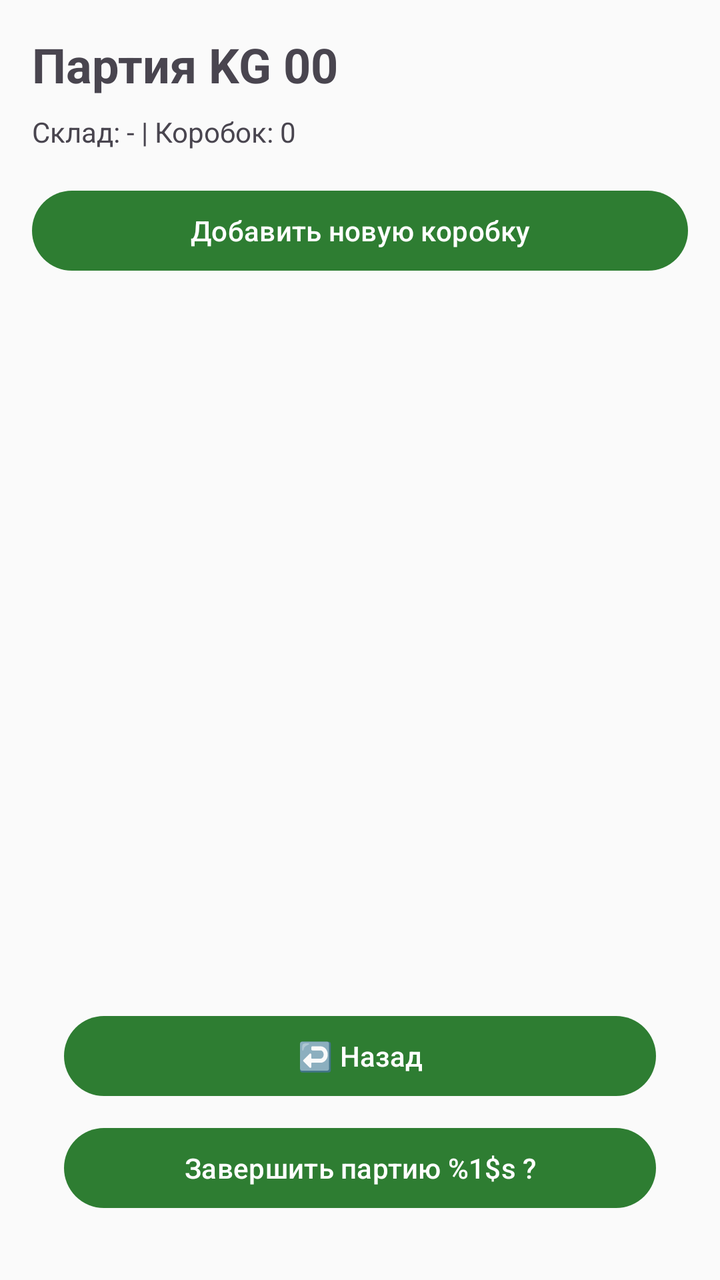
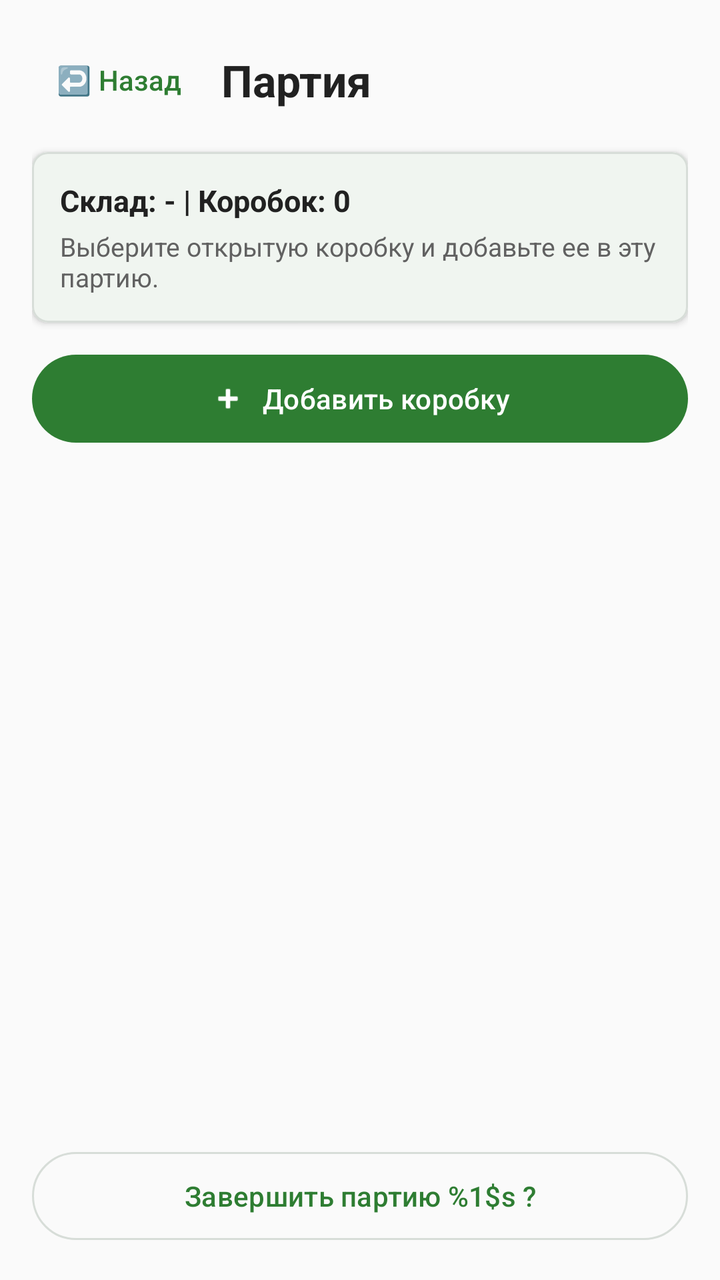

Before-and-after screenshots of an Android layout around one commit, followed by the original layout XML and the change that was made.
<!-- AndroidManifest.xml: application theme Theme.FastScan -->
<!-- res/layout/fragment_party_detail.xml -->
<androidx.constraintlayout.widget.ConstraintLayout
    xmlns:android="http://schemas.android.com/apk/res/android"
    xmlns:app="http://schemas.android.com/apk/res-auto"
    android:layout_width="match_parent"
    android:layout_height="match_parent"
    android:padding="16dp">
    <TextView
        android:id="@+id/tvTitle"
        android:layout_width="wrap_content"
        android:layout_height="wrap_content"
        android:text="Партия KG 00"
        android:textSize="24sp"
        android:textStyle="bold"
        app:layout_constraintTop_toTopOf="parent"
        app:layout_constraintStart_toStartOf="parent" />
    <TextView
        android:id="@+id/tvInfo"
        android:layout_width="wrap_content"
        android:layout_height="wrap_content"
        android:text="@string/party_detail_info_placeholder"
        android:layout_marginTop="8dp"
        app:layout_constraintTop_toBottomOf="@id/tvTitle"
        app:layout_constraintStart_toStartOf="parent" />
    <Button
        android:id="@+id/btnAddBox"
        android:layout_width="0dp"
        android:layout_height="wrap_content"
        android:text="@string/add_new_box"
        app:layout_constraintTop_toBottomOf="@id/tvInfo"
        app:layout_constraintStart_toStartOf="parent"
        app:layout_constraintEnd_toEndOf="parent"
        android:layout_marginTop="16dp" />
    <androidx.recyclerview.widget.RecyclerView
        android:id="@+id/rvBoxes"
        android:layout_width="0dp"
        android:layout_height="0dp"
        app:layout_constraintTop_toBottomOf="@id/btnAddBox"
        app:layout_constraintBottom_toTopOf="@id/btnFinishParty"
        app:layout_constraintStart_toStartOf="parent"
        app:layout_constraintEnd_toEndOf="parent"
        android:layout_marginTop="16dp" />

    <Button
        android:id="@+id/btnFinishParty"
        android:layout_width="0dp"
        android:layout_height="wrap_content"
        android:text="@string/finish_part_property"
        android:layout_marginBottom="16dp"
        android:layout_marginHorizontal="16dp"
        app:layout_constraintBottom_toBottomOf="parent"
        app:layout_constraintStart_toStartOf="parent"
        app:layout_constraintEnd_toEndOf="parent" />
    
    <Button
        android:id="@+id/btnBack"
        android:layout_width="0dp"
        android:layout_height="wrap_content"
        android:text="@string/back"
        android:layout_marginBottom="8dp"
        android:layout_marginHorizontal="16dp"
        app:layout_constraintBottom_toTopOf="@id/btnFinishParty"
        app:layout_constraintStart_toStartOf="parent"
        app:layout_constraintEnd_toEndOf="parent" />
    <WebView
        android:id="@+id/webViewPrint"
        android:layout_width="0dp"
        android:layout_height="0dp"
        android:visibility="gone"
        app:layout_constraintTop_toTopOf="parent"
        app:layout_constraintBottom_toBottomOf="parent"
        app:layout_constraintStart_toStartOf="parent"
        app:layout_constraintEnd_toEndOf="parent" />
    <ProgressBar
        android:id="@+id/progressBar"
        android:layout_width="wrap_content"
        android:layout_height="wrap_content"
        android:visibility="gone"
        app:layout_constraintTop_toTopOf="parent"
        app:layout_constraintBottom_toBottomOf="parent"
        app:layout_constraintStart_toStartOf="parent"
        app:layout_constraintEnd_toEndOf="parent" />
</androidx.constraintlayout.widget.ConstraintLayout>
<!-- resources referenced by this layout -->
<resources>
  <string name="add_new_box">Добавить новую коробку</string>
  <string name="back">↩️ Hазад</string>
  <string name="finish_part_property">Завершить партию %1$s ?</string>
  <string name="party_detail_info_placeholder">Склад: - | Коробок: 0</string>
  <style name="Theme.FastScan" parent="Theme.Material3.DayNight.NoActionBar">
  
          
          <item name="colorPrimary">@color/app_primary</item>
          <item name="colorPrimaryVariant">@color/app_primary_dark</item>
          <item name="colorOnPrimary">@color/app_on_primary</item>
  
          <item name="colorSecondary">@color/app_primary</item>
          <item name="colorOnSecondary">@color/app_on_primary</item>
          <item name="colorSurface">@color/app_surface</item>
          <item name="colorOnSurface">@color/app_text_primary</item>
          <item name="colorOnSurfaceVariant">@color/app_text_secondary</item>
          <item name="colorOutline">@color/card_stroke</item>
          <item name="android:colorBackground">@color/app_background</item>
          <item name="android:windowBackground">@color/app_background</item>
          <item name="android:navigationBarColor">@color/app_surface</item>
  
          
          <item name="android:statusBarColor">@color/app_primary_dark</item>
          <item name="android:windowLightStatusBar">false</item>
  
      </style>
  <color name="app_primary">#2E7D32</color>
  <color name="app_primary_dark">#1B5E20</color>
  <color name="app_on_primary">#FFFFFF</color>
  <color name="app_surface">#FFFFFF</color>
  <color name="app_text_primary">#212121</color>
  <color name="app_text_secondary">#616161</color>
  <color name="card_stroke">#D7DDD8</color>
  <color name="app_background">#FAFAFA</color>
</resources>

<!-- the commit's change to res/layout/fragment_party_detail.xml (unified diff, before → after) -->
@@ -1,82 +1,135 @@
-<androidx.constraintlayout.widget.ConstraintLayout
-    xmlns:android="http://schemas.android.com/apk/res/android"
+<?xml version="1.0" encoding="utf-8"?>
+<androidx.constraintlayout.widget.ConstraintLayout xmlns:android="http://schemas.android.com/apk/res/android"
     xmlns:app="http://schemas.android.com/apk/res-auto"
     android:layout_width="match_parent"
     android:layout_height="match_parent"
-    android:padding="16dp">
+    android:background="@color/app_background"
+    android:paddingStart="16dp"
+    android:paddingTop="16dp"
+    android:paddingEnd="16dp">
+
+    <com.google.android.material.button.MaterialButton
+        android:id="@+id/btnBack"
+        style="@style/Widget.Material3.Button.TextButton"
+        android:layout_width="wrap_content"
+        android:layout_height="wrap_content"
+        android:minWidth="48dp"
+        android:text="@string/back"
+        android:textAllCaps="false"
+        app:layout_constraintStart_toStartOf="parent"
+        app:layout_constraintTop_toTopOf="parent" />
+
     <TextView
         android:id="@+id/tvTitle"
-        android:layout_width="wrap_content"
+        android:layout_width="0dp"
         android:layout_height="wrap_content"
-        android:text="Партия KG 00"
-        android:textSize="24sp"
+        android:layout_marginStart="8dp"
+        android:ellipsize="end"
+        android:maxLines="1"
+        android:text="@string/part_title"
+        android:textColor="@color/app_text_primary"
+        android:textSize="22sp"
         android:textStyle="bold"
-        app:layout_constraintTop_toTopOf="parent"
-        app:layout_constraintStart_toStartOf="parent" />
-    <TextView
-        android:id="@+id/tvInfo"
-        android:layout_width="wrap_content"
+        app:layout_constraintBottom_toBottomOf="@id/btnBack"
+        app:layout_constraintEnd_toEndOf="parent"
+        app:layout_constraintStart_toEndOf="@id/btnBack"
+        app:layout_constraintTop_toTopOf="@id/btnBack" />
+
+    <com.google.android.material.card.MaterialCardView
+        android:id="@+id/cardInfo"
+        android:layout_width="0dp"
         android:layout_height="wrap_content"
-        android:text="@string/party_detail_info_placeholder"
-        android:layout_marginTop="8dp"
-        app:layout_constraintTop_toBottomOf="@id/tvTitle"
-        app:layout_constraintStart_toStartOf="parent" />
-    <Button
+        android:layout_marginTop="12dp"
+        app:cardBackgroundColor="@color/app_surface"
+        app:cardCornerRadius="8dp"
+        app:cardElevation="2dp"
+        app:layout_constraintEnd_toEndOf="parent"
+        app:layout_constraintStart_toStartOf="parent"
+        app:layout_constraintTop_toBottomOf="@id/btnBack"
+        app:strokeColor="@color/card_stroke"
+        app:strokeWidth="1dp">
+
+        <LinearLayout
+            android:layout_width="match_parent"
+            android:layout_height="wrap_content"
+            android:orientation="vertical"
+            android:padding="14dp">
+
+            <TextView
+                android:id="@+id/tvInfo"
+                android:layout_width="wrap_content"
+                android:layout_height="wrap_content"
+                android:text="@string/party_detail_info_placeholder"
+                android:textColor="@color/app_text_primary"
+                android:textSize="15sp"
+                android:textStyle="bold" />
+
+            <TextView
+                android:id="@+id/tvHint"
+                android:layout_width="match_parent"
+                android:layout_height="wrap_content"
+                android:layout_marginTop="4dp"
+                android:text="@string/party_detail_hint"
+                android:textColor="@color/app_text_secondary"
+                android:textSize="13sp" />
+
+        </LinearLayout>
+    </com.google.android.material.card.MaterialCardView>
+
+    <com.google.android.material.button.MaterialButton
         android:id="@+id/btnAddBox"
         android:layout_width="0dp"
-        android:layout_height="wrap_content"
-        android:text="@string/add_new_box"
-        app:layout_constraintTop_toBottomOf="@id/tvInfo"
+        android:layout_height="52dp"
+        android:layout_marginTop="12dp"
+        android:text="@string/add_box_to_party"
+        android:textAllCaps="false"
+        app:icon="@android:drawable/ic_input_add"
+        app:iconGravity="textStart"
+        app:layout_constraintEnd_toEndOf="parent"
         app:layout_constraintStart_toStartOf="parent"
-        app:layout_constraintEnd_toEndOf="parent"
-        android:layout_marginTop="16dp" />
+        app:layout_constraintTop_toBottomOf="@id/cardInfo" />
+
     <androidx.recyclerview.widget.RecyclerView
         android:id="@+id/rvBoxes"
         android:layout_width="0dp"
         android:layout_height="0dp"
-        app:layout_constraintTop_toBottomOf="@id/btnAddBox"
+        android:layout_marginTop="10dp"
+        android:clipToPadding="false"
+        android:paddingBottom="96dp"
         app:layout_constraintBottom_toTopOf="@id/btnFinishParty"
+        app:layout_constraintEnd_toEndOf="parent"
         app:layout_constraintStart_toStartOf="parent"
+        app:layout_constraintTop_toBottomOf="@id/btnAddBox" />
+
+    <com.google.android.material.button.MaterialButton
+        android:id="@+id/btnFinishParty"
+        style="@style/Widget.Material3.Button.OutlinedButton"
+        android:layout_width="0dp"
+        android:layout_height="52dp"
+        android:layout_marginBottom="16dp"
+        android:text="@string/finish_part_property"
+        android:textAllCaps="false"
+        app:layout_constraintBottom_toBottomOf="parent"
         app:layout_constraintEnd_toEndOf="parent"
-        android:layout_marginTop="16dp" />
+        app:layout_constraintStart_toStartOf="parent" />
 
-    <Button
-        android:id="@+id/btnFinishParty"
-        android:layout_width="0dp"
-        android:layout_height="wrap_content"
-        android:text="@string/finish_part_property"
-        android:layout_marginBottom="16dp"
-        android:layout_marginHorizontal="16dp"
-        app:layout_constraintBottom_toBottomOf="parent"
-        app:layout_constraintStart_toStartOf="parent"
-        app:layout_constraintEnd_toEndOf="parent" />
-    
-    <Button
-        android:id="@+id/btnBack"
-        android:layout_width="0dp"
-        android:layout_height="wrap_content"
-        android:text="@string/back"
-        android:layout_marginBottom="8dp"
-        android:layout_marginHorizontal="16dp"
-        app:layout_constraintBottom_toTopOf="@id/btnFinishParty"
-        app:layout_constraintStart_toStartOf="parent"
-        app:layout_constraintEnd_toEndOf="parent" />
     <WebView
         android:id="@+id/webViewPrint"
         android:layout_width="0dp"
         android:layout_height="0dp"
         android:visibility="gone"
-        app:layout_constraintTop_toTopOf="parent"
         app:layout_constraintBottom_toBottomOf="parent"
+        app:layout_constraintEnd_toEndOf="parent"
         app:layout_constraintStart_toStartOf="parent"
-        app:layout_constraintEnd_toEndOf="parent" />
+        app:layout_constraintTop_toTopOf="parent" />
+
     <ProgressBar
         android:id="@+id/progressBar"
         android:layout_width="wrap_content"
         android:layout_height="wrap_content"
         android:visibility="gone"
-        app:layout_constraintTop_toTopOf="parent"
         app:layout_constraintBottom_toBottomOf="parent"
+        app:layout_constraintEnd_toEndOf="parent"
         app:layout_constraintStart_toStartOf="parent"
-        app:layout_constraintEnd_toEndOf="parent" />
+        app:layout_constraintTop_toTopOf="parent" />
 </androidx.constraintlayout.widget.ConstraintLayout>
<!-- resource entries referenced after the edit -->
@@ -1,8 +1,9 @@
 <!-- resources referenced by this layout -->
 <resources>
-  <string name="add_new_box">Добавить новую коробку</string>
   <string name="back">↩️ Hазад</string>
   <string name="finish_part_property">Завершить партию %1$s ?</string>
+  <string name="part_title">Партия</string>
+  <string name="party_detail_hint">Выберите открытую коробку и добавьте ее в эту партию.</string>
   <string name="party_detail_info_placeholder">Склад: - | Коробок: 0</string>
   <style name="Theme.FastScan" parent="Theme.Material3.DayNight.NoActionBar">
   
@@ -33,6 +34,7 @@
   <color name="app_text_primary">#212121</color>
   <color name="app_text_secondary">#616161</color>
   <color name="card_stroke">#D7DDD8</color>
+  <string name="add_box_to_party">Добавить коробку</string>
   <color name="app_background">#FAFAFA</color>
 </resources>
 
